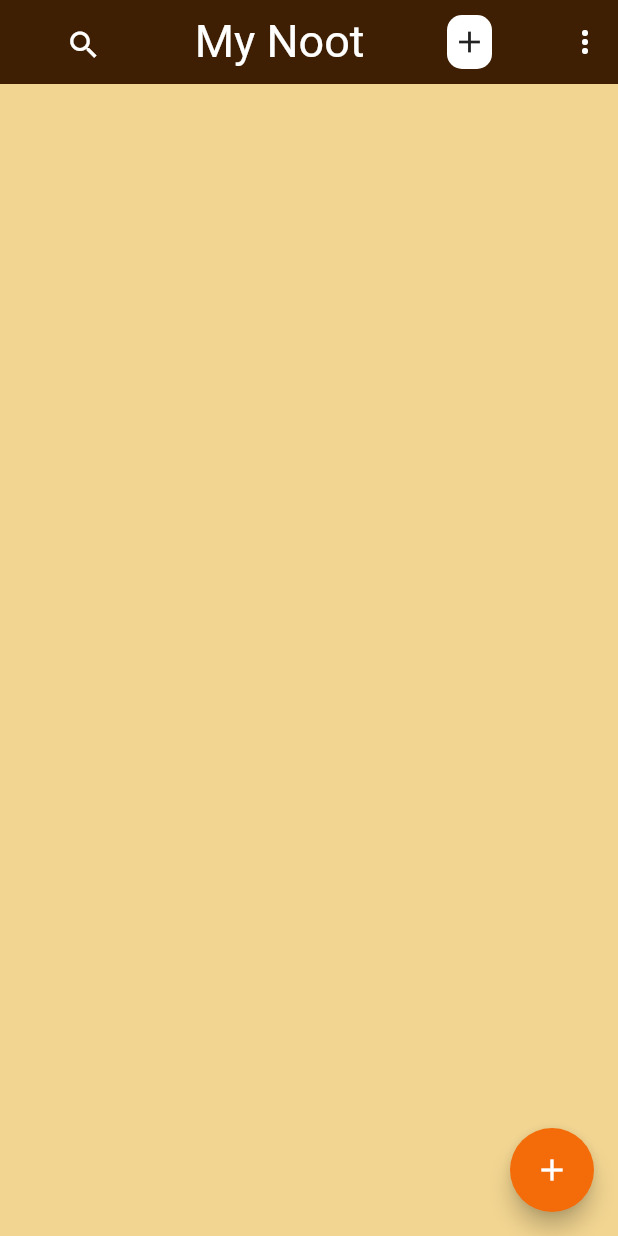
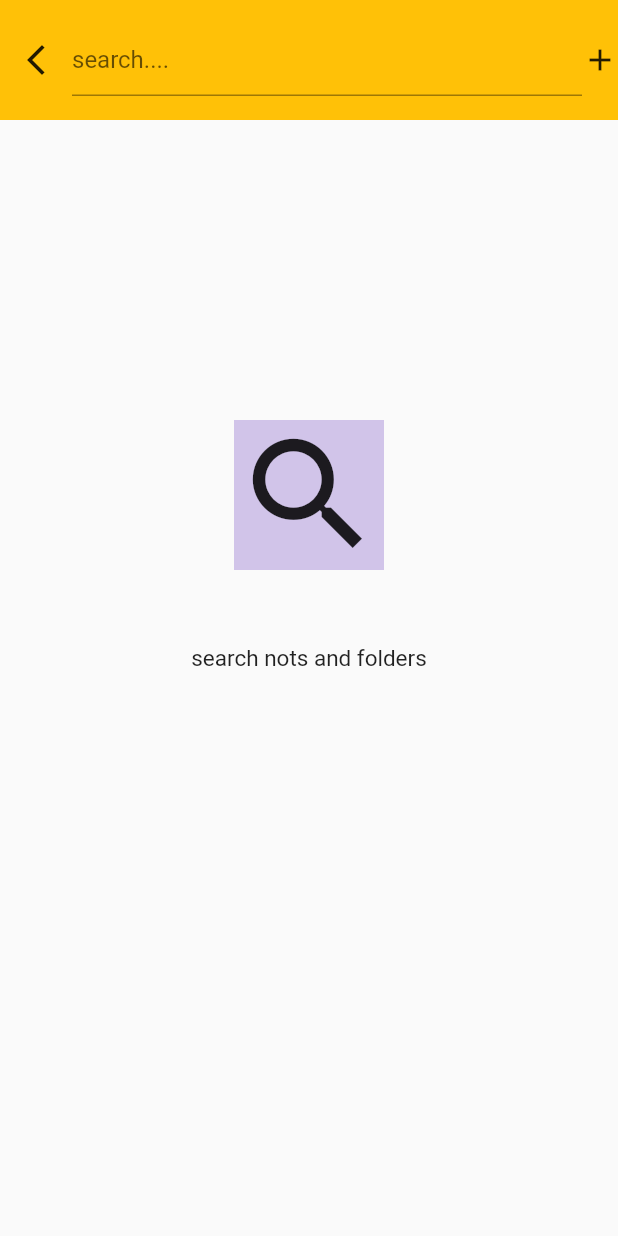
Before and after one commit to GajiHabib/noot, a Flutter app: the screen it shows after launch, after a tap on the "search" icon, on a phone screen of 412 x 824 dp. Run offline on Flutter 3.47's test engine with Material 2 defaults, Android fonts, the phone set to English and light mode, and no system bars.

Commit message:
Commit Message

```diff
--- /dev/null
+++ b/lib/appbar/savefolder.dart
@@ -0,0 +1,51 @@
+import 'package:flutter/material.dart';
+
+class savefolder extends StatelessWidget {
+  const savefolder({super.key});
+
+  @override
+  Widget build(BuildContext context) {
+    return Container(
+                    height: 30,
+                    width: 30,
+                    decoration: BoxDecoration(
+                        color: Colors.white,
+                        borderRadius: BorderRadius.circular(10)),
+                    child: IconButton(
+                      onPressed: () {
+                        showDialog(
+                          context: context,
+                          builder: (context) => AlertDialog(
+                            title: Text('New Folder'),
+                            actions: [
+                              TextField(
+                                decoration: InputDecoration(
+                                  hintText: 'Folder name',
+                                ),
+                              ),
+                              TextButton(
+                                onPressed: () {
+                                  Navigator.pop(context);
+                                },
+                                child: Row(
+                                  mainAxisAlignment:
+                                      MainAxisAlignment.spaceEvenly,
+                                  children: [
+                                    Text('Cancel'),
+                                    Text('create'),
+                                  ],
+                                ),
+                              ),
+                            ],
+                          ),
+                        );
+                      },
+                      icon: Icon(
+                        Icons.add,
+                        color: Colors.black87,
+                      ),
+                    ),
+                  );
+
+  }
+}
--- /dev/null
+++ b/lib/appbar/search.dart
@@ -0,0 +1,59 @@
+// ignore_for_file: prefer_const_literals_to_create_immutables, prefer_const_constructors, unused_import
+
+import 'package:flutter/material.dart';
+import 'package:noots/homepage.dart';
+
+class search extends StatelessWidget {
+  const search({super.key});
+
+  @override
+  Widget build(BuildContext context) {
+    return SafeArea(
+      child: Scaffold(
+        body: Column(
+          children: [
+            Container(
+              height: 80,
+              decoration: BoxDecoration(
+               color: Colors.amber
+              ),
+              child: Row(children: [
+                IconButton(onPressed: (){
+                Navigator.push(context,MaterialPageRoute
+                (builder:(context) => homepage(),));
+                }, icon:Icon(Icons.arrow_back_ios_new)),
+                Expanded(
+                  child: TextField(
+                    decoration: InputDecoration(
+                      hintText:'search....'
+                    ),
+                  ),
+                ),
+                Icon(Icons.add)
+              ],),
+            ),
+            SizedBox(height: 100,),
+           Center(child:Padding(
+             padding: const EdgeInsets.all(100),
+             child: Column(
+               children: [
+              Container(
+                height: 100,
+                width: 100,
+                decoration: BoxDecoration(
+                  color: Colors.deepPurple[100],
+                ),
+                child: Icon(Icons.search,size: 100,),
+              ),
+              SizedBox(height:50,),
+              Text('search nots and folders',style: TextStyle(fontSize:15),)
+               ],
+             ),
+           )),
+
+          ],
+        ),
+      ),
+    );
+  }
+}
--- a/lib/homepage.dart
+++ b/lib/homepage.dart
@@ -1,6 +1,10 @@
-// ignore_for_file: prefer_const_constructors, prefer_const_literals_to_create_immutables
+// ignore_for_file: prefer_const_constructors, prefer_const_literals_to_create_immutables, unused_import, camel_case_types
 
 import 'package:flutter/material.dart';
+import 'package:noots/appbar/savefolder.dart';
+import 'package:noots/appbar/search.dart';
+import 'package:noots/appbar/threedort.dart';
+import 'package:noots/floatingAction/floatingAction.dart';
 
 class homepage extends StatelessWidget {
   const homepage({super.key});
@@ -11,52 +15,51 @@ class homepage extends StatelessWidget {
       child: Scaffold(
         floatingActionButton: FloatingActionButton(
             backgroundColor: Color.fromARGB(255, 244, 107, 10),
-          onPressed:(){},
-          child: Icon(Icons.add,color: Colors.white,)
-          ),
+            onPressed: () {
+              Navigator.push(
+                  context,
+                  MaterialPageRoute(
+                    builder: (context) => floationg(),
+                  ));
+            },
+            child: Icon(
+              Icons.add,
+              color: Colors.white,
+            )),
         backgroundColor: Color.fromARGB(255, 242, 213, 145),
-        body:CustomScrollView(
-
+        body: CustomScrollView(
           slivers: [
             SliverAppBar(
               backgroundColor: Color.fromARGB(255, 63, 31, 3),
               actions: [
+                IconButton(
+                    onPressed: () {
+                      Navigator.push(
+                          context,
+                          MaterialPageRoute(
+                            builder: (context) => search(),
+                          ));
+                    },
+                    icon: Icon(Icons.search)),
+                SizedBox(width: 30),
                 Padding(
                   padding: const EdgeInsets.all(10),
-                child:IconButton(onPressed:(){
-                  GestureDetector(
-                   child: Icon(Icons.search),
-                  );
-                },
-               icon:Icon(Icons.search)),
+                  child: Text(
+                    'My Noot',
+                    style: TextStyle(fontSize: 30),
                   ),
-              SizedBox(width:30),
+                ),
+                SizedBox(
+                  width: 35,
+                ),
                  Padding(
                    padding: const EdgeInsets.all(10),
-                child: Text('My Noot',style: TextStyle(fontSize:30 ),),
+                   child: savefolder(),
                  ),
-               SizedBox(width:35,),
-              Padding(
-                padding: const EdgeInsets.all(10),
-                child: Container(
-                  height: 30,
-                  width: 30,
-                  decoration: BoxDecoration(
-                    color: Colors.white,
-                    borderRadius: BorderRadius.circular(10)
-                  ),
-                  child: Icon(Icons.add,color:Colors.black87,),
-                ),
-              ),
-                SizedBox(width:30),
-              Padding(
-                padding: const EdgeInsets.all(10),
-                child: Icon(Icons.more_vert),
-              ),
+                SizedBox(width: 20),
+               threedort(),
               ],
             ),
-          // IconButton(onPressed: (){},
-          //  icon:Icon(Icons.update)),
           ],
         ),
       ),
```
Also changed, not shown: lib/appbar/threedort.dart (added, +177 -0 lines), lib/floatingAction/floatingAction.dart (added, +48 -0 lines), lib/more/shorts.dart (added, +10 -0 lines). Lines whose indentation alone changed are shown as unchanged.
